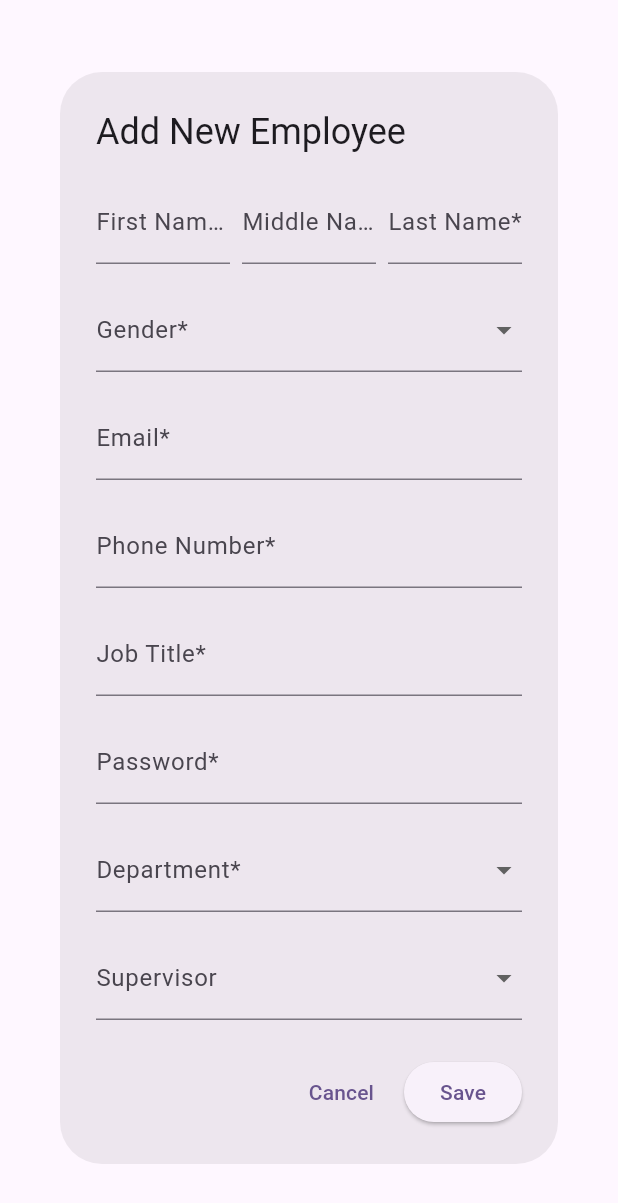
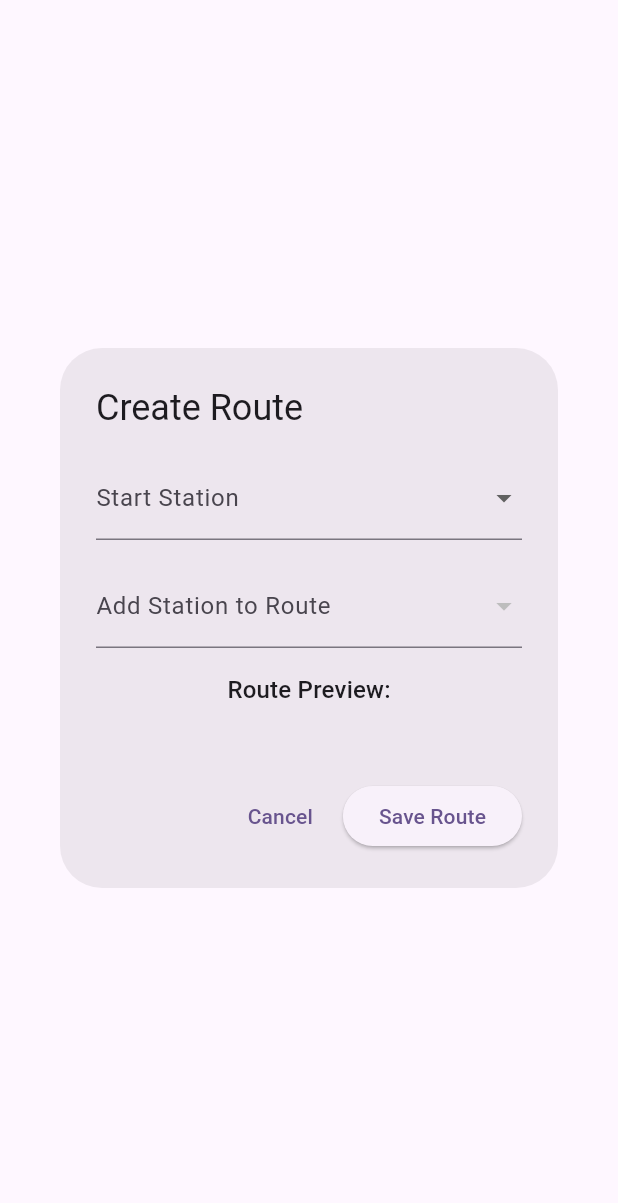
Before and after one commit to TheBombh2/Railway-Reservation-Managment-System, a Flutter app: the NewRouteForm widget shown alone on an empty page, opened directly, on a phone screen of 412 x 824 dp. Shown: the top 1203 px of the screen. Run offline on Flutter 3.47's test engine with Material 3 defaults, Android fonts, the phone set to English and light mode, and no system bars; our stand-ins replace go_router.

Commit message:
Route Create form

```diff
--- /dev/null
+++ b/manager_frontend/lib/data/model/station.dart
@@ -0,0 +1,14 @@
+class Station {
+  final int id;
+  final String name;
+
+  Station({required this.id, required this.name});
+
+  @override
+  bool operator ==(Object other) =>
+      identical(this, other) ||
+      other is Station && runtimeType == other.runtimeType && id == other.id;
+
+  @override
+  int get hashCode => id.hashCode;
+}
--- a/manager_frontend/lib/ui/routes/widgets/new_route_form.dart
+++ b/manager_frontend/lib/ui/routes/widgets/new_route_form.dart
@@ -1,14 +1,10 @@
 import 'package:flutter/material.dart';
+import 'package:manager_frontend/data/model/station.dart';
 
 class NewRouteForm extends StatefulWidget {
-  final List<String> departments;
-  final List<String> supervisors;
+  final List<Station> allStations;
 
-  const NewRouteForm({
-    super.key,
-    required this.departments,
-    required this.supervisors,
-  });
+  const NewRouteForm({super.key, required this.allStations});
 
   @override
   State<NewRouteForm> createState() => _NewRouteFormState();
@@ -16,214 +12,160 @@ class NewRouteForm extends StatefulWidget {
 
 class _NewRouteFormState extends State<NewRouteForm> {
   final _formKey = GlobalKey<FormState>();
-  final TextEditingController _firstNameController = TextEditingController();
-  final TextEditingController _middleNameController = TextEditingController();
-  final TextEditingController _lastNameController = TextEditingController();
-  final TextEditingController _emailController = TextEditingController();
-  final TextEditingController _phoneController = TextEditingController();
-  final TextEditingController _jobTitleController = TextEditingController();
-  final TextEditingController _passwordController = TextEditingController();
+  Station? _selectedStartStation;
+  Station? _selectedIntermediateStation;
+  List<Station> intermediateStations = [];
+  List<Station> availableIntermediateStations = [];
 
-  String? _selectedGender;
-  String? _selectedDepartment;
-  String? _selectedSupervisor;
+  List<Station> get routePreview {
+    if (_selectedStartStation == null) return [];
+    return [
+      _selectedStartStation!,
+      ...intermediateStations,
+      _selectedStartStation!,
+    ];
+  }
 
-  @override
-  void dispose() {
-    _firstNameController.dispose();
-    _middleNameController.dispose();
-    _lastNameController.dispose();
-    _emailController.dispose();
-    _phoneController.dispose();
-    _jobTitleController.dispose();
-    _passwordController.dispose();
-    super.dispose();
+  void _refreshAvailableStations() {
+    setState(() {
+      availableIntermediateStations =
+          widget.allStations
+              .where(
+                (station) =>
+                    station.id != _selectedStartStation?.id &&
+                    !intermediateStations.contains(station),
+              )
+              .toList();
+      // Reset the selected value if it's no longer in the new list
+      if (!availableIntermediateStations.contains(
+        _selectedIntermediateStation,
+      )) {
+        _selectedIntermediateStation = null;
+      }
+    });
+  }
+
+ void _addStation(Station station) {
+  if (station != _selectedStartStation &&
+      !intermediateStations.contains(station)) {
+    setState(() {
+      intermediateStations.add(station);
+      _selectedIntermediateStation = null;
+      _refreshAvailableStations();
+    });
+  }
+}
+
+
+  void _removeStation(int index) {
+    setState(() {
+      intermediateStations.removeAt(index);
+    });
   }
 
   @override
   Widget build(BuildContext context) {
     return AlertDialog(
-      title: const Text('Add New Employee'),
+      title: const Text('Create Route'),
       content: ConstrainedBox(
-        constraints: BoxConstraints(
-          minWidth: 500,
-          maxWidth: 1000
-        ),
+        constraints: const BoxConstraints(minWidth: 500, maxWidth: 700),
         child: SingleChildScrollView(
           child: Form(
             key: _formKey,
             child: Column(
               mainAxisSize: MainAxisSize.min,
               children: [
-                Row(
-                  children: [
-                    Expanded(
-                      child: TextFormField(
-                        controller: _firstNameController,
-                        decoration: const InputDecoration(
-                          labelText: 'First Name*',
-                        ),
-                        validator: (value) {
-                          if (value == null || value.isEmpty) {
-                            return 'Required';
-                          }
-                          return null;
-                        },
-                      ),
-                    ),
-                    const SizedBox(width: 8),
-                    Expanded(
-                      child: TextFormField(
-                        controller: _middleNameController,
-                        decoration: const InputDecoration(
-                          labelText: 'Middle Name*',
-                        ),
-                        validator:(value) {
-                          if (value == null || value.isEmpty) {
-                            return 'Required';
-                          }
-                          return null;
-                        },
-                      ),
-                    ),
-                    const SizedBox(width: 8),
+                // Start Station Dropdown
+                DropdownButtonFormField<Station>(
+                  value: _selectedStartStation,
+                  decoration: const InputDecoration(labelText: 'Start Station'),
+                  items:
+                      widget.allStations.map((station) {
+                        return DropdownMenuItem(
+                          value: station,
+                          child: Text(station.name),
+                        );
+                      }).toList(),
+                  onChanged: (value) {
+                    setState(() {
+                      _selectedStartStation = value;
+                      intermediateStations.clear();
+                      _selectedIntermediateStation = null;
+                      _refreshAvailableStations();
+                    });
+                  },
+                  validator:
+                      (value) =>
+                          value == null ? 'Please select start station' : null,
+                ),
+                const SizedBox(height: 16),
 
-                    Expanded(
-                      child: TextFormField(
-                        controller: _lastNameController,
-                        decoration: const InputDecoration(
-                          labelText: 'Last Name*',
-                        ),
-                        validator: (value) {
-                          if (value == null || value.isEmpty) {
-                            return 'Required';
-                          }
-                          return null;
-                        },
-                      ),
-                    ),
-                  ],
+                // Add Intermediate Station
+                DropdownButtonFormField<Station>(
+                  key: ValueKey(
+                    availableIntermediateStations,
+                  ), // This forces the widget to rebuild
+                  value: _selectedIntermediateStation,
+                  decoration: const InputDecoration(
+                    labelText: 'Add Station to Route',
+                  ),
+                  items:
+                      availableIntermediateStations.map((station) {
+                        return DropdownMenuItem(
+                          value: station,
+                          child: Text(station.name),
+                        );
+                      }).toList(),
+                  onChanged: (value) {
+                    if (value != null) {
+                      _addStation(value);
+                    }
+                  },
                 ),
 
                 const SizedBox(height: 16),
-                DropdownButtonFormField<String>(
-                  value: _selectedGender,
-                  decoration: const InputDecoration(labelText: 'Gender*'),
-                  items: const [
-                    DropdownMenuItem(value: 'Male', child: Text('Male')),
-                    DropdownMenuItem(value: 'Female', child: Text('Female')),
-                  ],
-                  onChanged: (value) {
-                    setState(() {
-                      _selectedGender = value;
-                    });
-                  },
-                  validator: (value) {
-                    if (value == null) {
-                      return 'Please select gender';
-                    }
-                    return null;
-                  },
+
+                // Route Preview
+                Text(
+                  'Route Preview:',
+                  style: Theme.of(context).textTheme.titleMedium,
                 ),
+                const SizedBox(height: 8),
+                Wrap(
+                  spacing: 8,
+                  runSpacing: 8,
+                  children:
+                      routePreview.map((station) {
+                        return Chip(label: Text(station.name));
+                      }).toList(),
+                ),
+
                 const SizedBox(height: 16),
-                TextFormField(
-                  controller: _emailController,
-                  decoration: const InputDecoration(labelText: 'Email*'),
-                  keyboardType: TextInputType.emailAddress,
-                  validator: (value) {
-                    if (value == null || value.isEmpty) {
-                      return 'Required';
-                    }
-                    if (!RegExp(
-                      r'^[\w-\.]+@([\w-]+\.)+[\w-]{2,4}$',
-                    ).hasMatch(value)) {
-                      return 'Enter valid email';
-                    }
-                    return null;
-                  },
-                ),
-                const SizedBox(height: 16),
-                TextFormField(
-                  controller: _phoneController,
-                  decoration: const InputDecoration(labelText: 'Phone Number*'),
-                  keyboardType: TextInputType.phone,
-                  validator: (value) {
-                    if (value == null || value.isEmpty) {
-                      return 'Required';
-                    }
-                    return null;
-                  },
-                ),
-                const SizedBox(height: 16),
-                TextFormField(
-                  controller: _jobTitleController,
-                  decoration: const InputDecoration(labelText: 'Job Title*'),
-                  validator: (value) {
-                    if (value == null || value.isEmpty) {
-                      return 'Required';
-                    }
-                    return null;
-                  },
-                ),
-                const SizedBox(height: 16),
-                TextFormField(
-                  controller: _passwordController,
-                  decoration: const InputDecoration(labelText: 'Password*'),
-                  obscureText: true,
-                  validator: (value) {
-                    if (value == null || value.isEmpty) {
-                      return 'Required';
-                    }
-                    if (value.length < 6) {
-                      return 'Minimum 6 characters';
-                    }
-                    return null;
-                  },
-                ),
-                const SizedBox(height: 16),
-                DropdownButtonFormField<String>(
-                  value: _selectedDepartment,
-                  decoration: const InputDecoration(labelText: 'Department*'),
-                  items:
-                      widget.departments
-                          .map(
-                            (department) => DropdownMenuItem(
-                              value: department,
-                              child: Text(department),
+
+                // Intermediate Station List
+                if (intermediateStations.isNotEmpty)
+                  SizedBox(
+                    height: 100,
+                    width: double.maxFinite,
+                    child: ListView.builder(
+                      shrinkWrap: true,
+                      scrollDirection: Axis.horizontal,
+                      itemCount: intermediateStations.length,
+                      itemBuilder: (context, index) {
+                        final station = intermediateStations[index];
+                        return SizedBox(
+                          width: 200,
+                          child: ListTile(
+                            title: Text(station.name),
+                            trailing: IconButton(
+                              icon: const Icon(Icons.delete),
+                              onPressed: () => _removeStation(index),
                             ),
-                          )
-                          .toList(),
-                  onChanged: (value) {
-                    setState(() {
-                      _selectedDepartment = value;
-                    });
-                  },
-                  validator: (value) {
-                    if (value == null) {
-                      return 'Please select department';
-                    }
-                    return null;
-                  },
-                ),
-                const SizedBox(height: 16),
-                DropdownButtonFormField<String>(
-                  value: _selectedSupervisor,
-                  decoration: const InputDecoration(labelText: 'Supervisor'),
-                  items:
-                      widget.supervisors
-                          .map(
-                            (supervisor) => DropdownMenuItem(
-                              value: supervisor,
-                              child: Text(supervisor),
-                            ),
-                          )
-                          .toList(),
-                  onChanged: (value) {
-                    setState(() {
-                      _selectedSupervisor = value;
-                    });
-                  },
-                ),
+                          ),
+                        );
+                      },
+                    ),
+                  ),
               ],
             ),
           ),
@@ -237,22 +179,11 @@ class _NewRouteFormState extends State<NewRouteForm> {
         ElevatedButton(
           onPressed: () {
             if (_formKey.currentState!.validate()) {
-              // Return the employee data when form is valid
-              Navigator.pop(context, {
-                'firstName': _firstNameController.text,
-                'middleName': _middleNameController.text,
-                'lastName': _lastNameController.text,
-                'gender': _selectedGender,
-                'email': _emailController.text,
-                'phone': _phoneController.text,
-                'jobTitle': _jobTitleController.text,
-                'password': _passwordController.text,
-                'department': _selectedDepartment,
-                'supervisor': _selectedSupervisor,
-              });
+              final fullRoute = routePreview;
+              Navigator.pop(context, fullRoute);
             }
           },
-          child: const Text('Save'),
+          child: const Text('Save Route'),
         ),
       ],
     );
--- a/manager_frontend/lib/ui/routes/widgets/routes_fragment.dart
+++ b/manager_frontend/lib/ui/routes/widgets/routes_fragment.dart
@@ -1,8 +1,8 @@
 import 'package:flutter/material.dart';
+import 'package:manager_frontend/data/model/station.dart';
 import 'package:manager_frontend/ui/core/themes/theme.dart';
 import 'package:manager_frontend/ui/routes/widgets/new_route_form.dart';
 import 'package:manager_frontend/ui/routes/widgets/routes_list.dart';
-
 
 class RoutesFragment extends StatelessWidget {
   const RoutesFragment({super.key});
@@ -29,33 +29,27 @@ class RoutesFragment extends StatelessWidget {
                       foregroundColor: darkerBlue,
                       surfaceTintColor: darkerBlue,
                     ),
-                    icon: Icon(Icons.person_add_alt_outlined, color: darkBlue),
+                    icon: Icon(Icons.route_outlined, color: darkBlue),
                     onPressed: () {
                       showDialog(
                         context: context,
                         builder:
                             (ctx) => NewRouteForm(
-                              departments: [
-                                'RnD',
-                                'HR',
-                                'Finance',
-                                'Operations',
-                              ],
-                              supervisors: [
-                                'John Doe',
-                                'Jane Smith',
-                                'Mike Johnson',
+                              allStations: [
+                                Station(id: 1, name: 'RnD'),
+                                Station(id: 2, name: 'HR'),
+                                Station(id: 3, name: 'Finance'),
+                                Station(id: 4, name: 'Operations'),
                               ],
                             ),
-                      ).then((employeeData) {
-                        if (employeeData != null) {
-                          // Handle the submitted employee data
-                          print(employeeData);
+                      ).then((routeIds) {
+                        if (routeIds != null) {
+                          print('Saved route with station IDs: $routeIds');
                         }
                       });
                     },
                     label: Text(
-                      'Add an Employee',
+                      'Create Ro=ute',
                       style: TextStyle(
                         fontWeight: FontWeight.bold,
                         color: darkBlue,
--- a/manager_frontend/lib/ui/stations/widgets/stations_fragment.dart
+++ b/manager_frontend/lib/ui/stations/widgets/stations_fragment.dart
@@ -77,7 +77,7 @@ class StationsFragment extends StatelessWidget {
                               stations: [
                                 'First station',
                                 'Second Station',
-                                'Third station'
+                                'Third'
                               ],
 
                             ),
```
